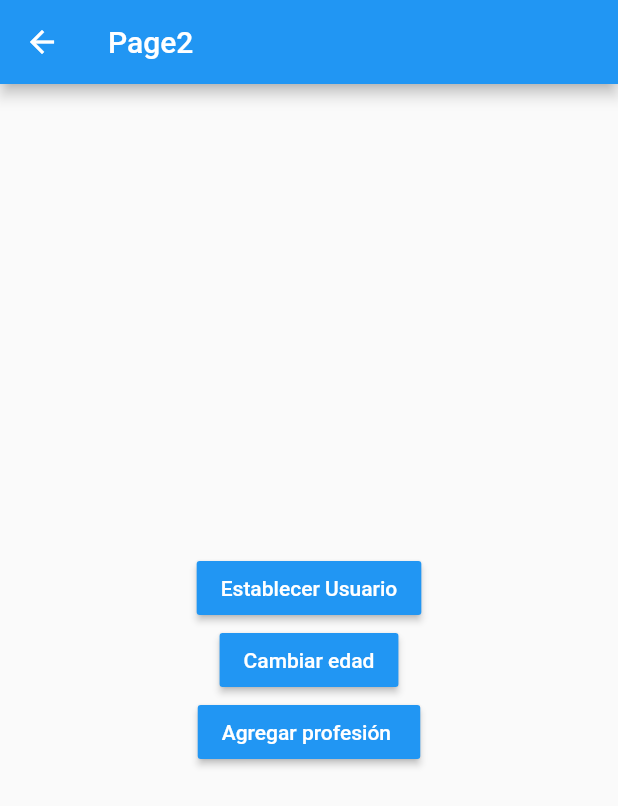
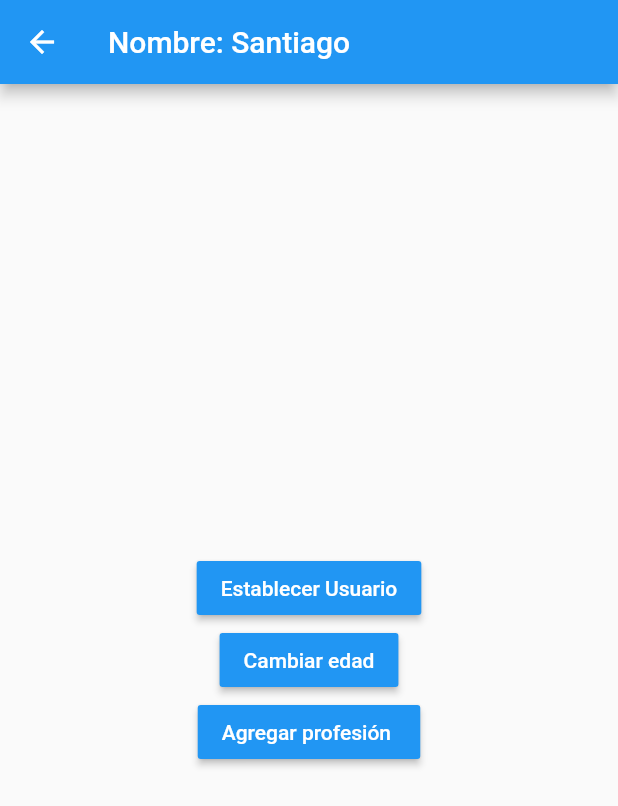
Before and after one commit to salbisser105/FlutterAvanzado, a Flutter app: the Page2Page screen opened by its route, after a tap on "Establecer Usuario", on a phone screen of 412 x 824 dp. Shown: the top 806 px of the screen. Run offline on Flutter 3.47's test engine with Material 2 defaults, Android fonts, the phone set to English and light mode, and no system bars.

Commit message:
Singleton working/ just a basic sample

```diff
--- a/lib/main.dart
+++ b/lib/main.dart
@@ -12,7 +12,7 @@ class MyApp extends StatelessWidget {
       title: 'Material App',
      initialRoute: 'page1',
      //Always remember only keep this in routes like here if you are using less than 4 routes.
-     //Otherwise implement a routes file, so we keep the main way more clean.
+     //Otherwise implement a routes file, so we keep the main way more
      routes: {
        'page1': (_) => Page1Page(),
        'page2': (_) => Page2Page()
--- a/lib/models/user.dart
+++ b/lib/models/user.dart
@@ -1,7 +1,10 @@
+import 'package:meta/meta.dart';
 class User {
-  late String nombre;
-  late int edad;
-  late List<String> profesiones;
+  String nombre;
+  int edad;
+  List<String> profesiones;
 
-  User({required this.nombre, required this.edad, required this.profesiones});
+  User({@required this.nombre, this.edad, this.profesiones})
+  :assert(nombre !=null);
+  //Assert gives us an error if there is something missing.
 }
--- a/lib/pages/page1_page.dart
+++ b/lib/pages/page1_page.dart
@@ -1,7 +1,9 @@
+import 'package:estados/models/user.dart';
+import 'package:estados/services/user_service.dart';
 import 'package:flutter/material.dart';
 
 class Page1Page extends StatelessWidget {
-  const Page1Page({Key? key}) : super(key: key);
+  const Page1Page({Key key}) : super(key: key);
 
   @override
   Widget build(BuildContext context) {
@@ -9,7 +11,14 @@ class Page1Page extends StatelessWidget {
       appBar: AppBar(
         title: Text('Page1'),
       ),
-      body: UserInfo(),
+      body: StreamBuilder(
+        stream: userService.userStream,
+        builder: (BuildContext context, AsyncSnapshot<User> snapshot) {
+          return snapshot.hasData
+          ? UserInfo(snapshot.data)
+          : Center(child: Text('No hay información del usuario'));
+        },
+      ),
       floatingActionButton: FloatingActionButton(
         onPressed: () => Navigator.pushNamed(context, 'page2'),
         child: Icon(Icons.accessibility_new),
@@ -19,6 +28,10 @@ class Page1Page extends StatelessWidget {
 }
 
 class UserInfo extends StatelessWidget {
+
+  final User user;
+  const UserInfo (this.user);
+
   @override
   Widget build(BuildContext context) {
     return Container(
@@ -32,10 +45,10 @@ class UserInfo extends StatelessWidget {
               style: TextStyle(fontSize: 18, fontWeight: FontWeight.bold)),
           Divider(),
           ListTile(
-            title: Text('Nombre: '),
+            title: Text('Nombre: ${ user.nombre}'),
           ),
           ListTile(
-            title: Text('Edad: '),
+            title: Text('Edad: ${ user.edad}'),
           ),
           Text('Profesiones',
               style: TextStyle(fontSize: 18, fontWeight: FontWeight.bold)),
--- a/lib/pages/page2_page.dart
+++ b/lib/pages/page2_page.dart
@@ -1,20 +1,33 @@
+import 'package:estados/models/user.dart';
+import 'package:estados/pages/page1_page.dart';
+import 'package:estados/services/user_service.dart';
 import 'package:flutter/material.dart';
 
 class Page2Page extends StatelessWidget {
-  const Page2Page({Key? key}) : super(key: key);
+  const Page2Page({Key key}) : super(key: key);
 
   @override
   Widget build(BuildContext context) {
     return Scaffold(
       appBar: AppBar(
-        title: Text('Page2'),
+        title: StreamBuilder(
+          stream: userService.userStream,
+          builder: (BuildContext context, AsyncSnapshot<User> snapshot) {
+            return snapshot.hasData
+                ? Text('Nombre: ${snapshot.data.nombre}')
+                : Text('Page2');
+          },
+        ),
       ),
       body: Center(
           child: Column(
         mainAxisAlignment: MainAxisAlignment.center,
         children: [
           MaterialButton(
-            onPressed: () {},
+            onPressed: () {
+              final newUser = new User(nombre: 'Santiago', edad: 22);
+              userService.loadUser(newUser);
+            },
             child: Text(
               'Establecer Usuario',
               style: TextStyle(color: Colors.white),
@@ -22,7 +35,9 @@ class Page2Page extends StatelessWidget {
             color: Colors.blue,
           ),
           MaterialButton(
-            onPressed: () {},
+            onPressed: () {
+              userService.changeAge(23);
+            },
             child: Text(
               'Cambiar edad',
               style: TextStyle(color: Colors.white),
--- /dev/null
+++ b/lib/services/user_service.dart
@@ -0,0 +1,43 @@
+import 'dart:async';
+
+import 'package:estados/models/user.dart';
+
+//This is our singleton.
+class _UserService {
+  User _user;
+
+  //We need to use an stream to check if there are any changes in the information provided by the user. so it can reload and paint out the new info.
+  //By default an stream is created by a single suscription or single listener
+  //That means there can be only 1 person listenning to that stream. by the moment.
+  StreamController<User> _userStreamController = new StreamController<User>.broadcast();
+
+
+
+  User get user => this._user;
+
+//Checks for Users already in the App.
+  bool get userExists => (this._user != null) ? true : false;
+
+  Stream<User> get userStream => _userStreamController.stream;
+
+//Works for loading the user
+  void loadUser(User usuario) {
+    this._user = usuario;
+    this._userStreamController.add(usuario);
+  }
+
+  //Change age
+  void changeAge(int edad) {
+    this._user.edad = edad;
+    this._userStreamController.add(this._user);
+  }
+
+//Make sure to always close your streams, that way you wont have risks with memory leaks.
+  dispose(){
+    this._userStreamController?.close();
+  }
+
+}
+
+
+final userService = new _UserService();
--- a/pubspec.yaml
+++ b/pubspec.yaml
@@ -18,7 +18,7 @@ publish_to: 'none' # Remove this line if you wish to publish to pub.dev
 version: 1.0.0+1
 
 environment:
-  sdk: ">=2.12.0 <3.0.0"
+  sdk: ">=2.7.0 <3.0.0"
 
 dependencies:
   flutter:
```
